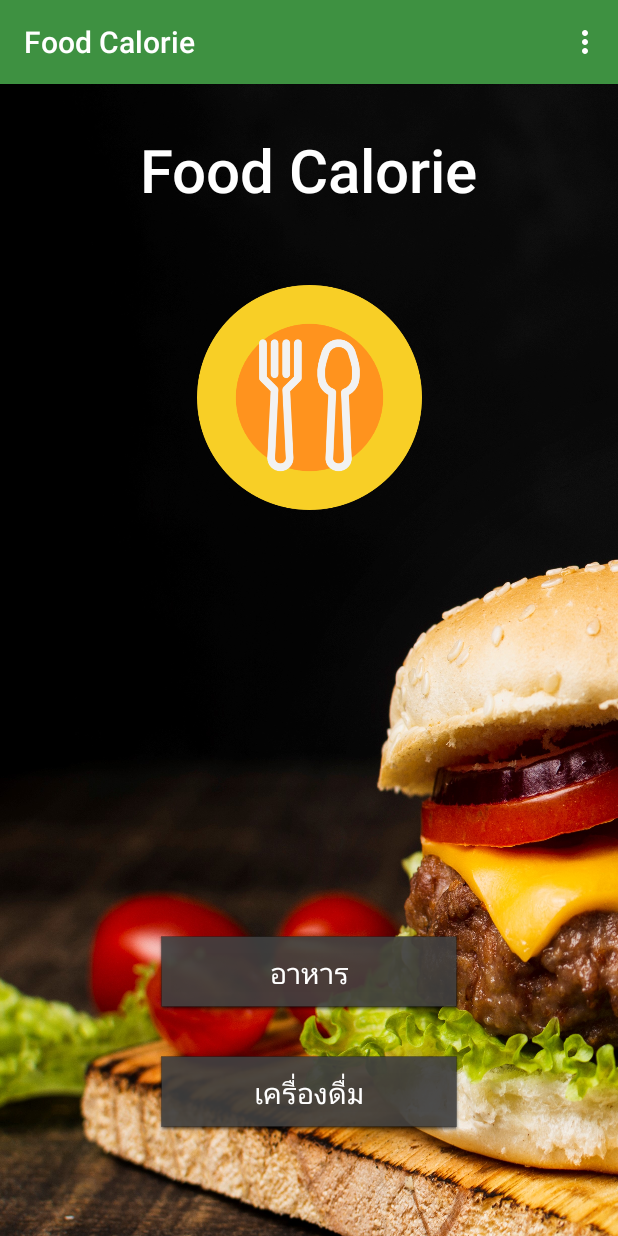
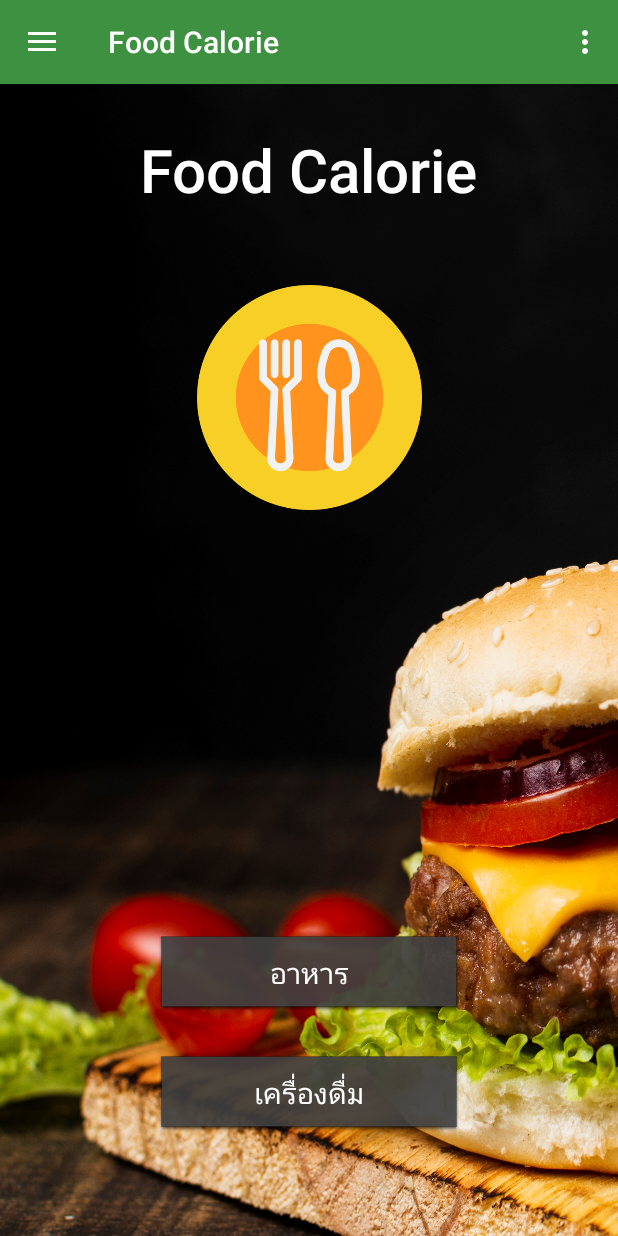
Before and after one commit to maisorawit/FoodCalorie_Kotlin, an Android app: the screen it shows after launch (MainActivity), on a phone screen of 412 x 824 dp. Run offline under Robolectric (Android 15) with nearby library versions, the phone set to English and light mode, and no system bars; our stand-ins replace data binding, navigation-ui.

Commit message:
add menu

```diff
--- a/app/src/main/java/buu/informatics/s59160135/foodcalorie/MainActivity.kt
+++ b/app/src/main/java/buu/informatics/s59160135/foodcalorie/MainActivity.kt
@@ -3,6 +3,7 @@ package buu.informatics.s59160135.foodcalorie
 import androidx.appcompat.app.AppCompatActivity
 import android.os.Bundle
 import androidx.databinding.DataBindingUtil
+import androidx.drawerlayout.widget.DrawerLayout
 import androidx.navigation.findNavController
 import androidx.navigation.ui.NavigationUI
 import buu.informatics.s59160135.foodcalorie.databinding.ActivityMainBinding
@@ -10,17 +11,30 @@ import buu.informatics.s59160135.foodcalorie.databinding.ActivityMainBinding
 class MainActivity : AppCompatActivity() {
 
     private lateinit var binding: ActivityMainBinding
+    private lateinit var drawerLayout: DrawerLayout
+
 
     override fun onCreate(savedInstanceState: Bundle?) {
         super.onCreate(savedInstanceState)
         binding = DataBindingUtil.setContentView(this, R.layout.activity_main)
 
+//        val binding = DataBindingUtil.setContentView<ActivityMainBinding>(this,
+//            R.layout.activity_main)
+
+        drawerLayout = binding.drawerLayout
+
         val navController = this.findNavController(R.id.myNavHostFragment)
-        NavigationUI.setupActionBarWithNavController(this,navController)
+
+//        NavigationUI.setupActionBarWithNavController(this,navController)
+
+        NavigationUI.setupWithNavController(binding.navView, navController)
+        NavigationUI.setupActionBarWithNavController(this, navController, drawerLayout)
+
+
     }
 
     override fun onSupportNavigateUp(): Boolean {
         val navController = this.findNavController(R.id.myNavHostFragment)
-        return navController.navigateUp()
+        return NavigationUI.navigateUp(navController, drawerLayout)
     }
 }
--- a/app/src/main/java/buu/informatics/s59160135/foodcalorie/ResultFragment.kt
+++ b/app/src/main/java/buu/informatics/s59160135/foodcalorie/ResultFragment.kt
@@ -26,8 +26,14 @@ class ResultFragment : Fragment() {
         )
 
         var args = ResultFragmentArgs.fromBundle(arguments!!)
+
         Log.i("check", args.grill)
+
         binding.textMenuu.text = args.grill
+        binding.textMenuu.text = args.boil
+        binding.textMenuu.text = args.simmer
+        binding.textMenuu.text = args.stir
+
 
         return binding.root
     }
--- a/app/src/main/res/layout/activity_main.xml
+++ b/app/src/main/res/layout/activity_main.xml
@@ -3,6 +3,10 @@
 <layout xmlns:android="http://schemas.android.com/apk/res/android"
     xmlns:app="http://schemas.android.com/apk/res-auto"
     xmlns:tools="http://schemas.android.com/tools">
+    <androidx.drawerlayout.widget.DrawerLayout
+        android:id="@+id/drawerLayout"
+        android:layout_width="match_parent"
+        android:layout_height="match_parent">
 
     <LinearLayout
         android:layout_width="match_parent"
@@ -18,4 +22,14 @@
             app:navGraph="@navigation/navigation" />
 
     </LinearLayout>
+
+        <com.google.android.material.navigation.NavigationView
+            android:id="@+id/navView"
+            android:layout_width="wrap_content"
+            android:layout_height="match_parent"
+            android:layout_gravity="start"
+            app:menu="@menu/navdrawer_menu" />
+
+    </androidx.drawerlayout.widget.DrawerLayout>
+
 </layout>
--- /dev/null
+++ b/app/src/main/res/menu/navdrawer_menu.xml
@@ -0,0 +1,7 @@
+<?xml version="1.0" encoding="utf-8"?>
+<menu xmlns:android="http://schemas.android.com/apk/res/android">
+
+    <item
+        android:id="@+id/aboutFragment"
+        android:title="@string/about" />
+</menu>
--- a/app/src/main/res/navigation/navigation.xml
+++ b/app/src/main/res/navigation/navigation.xml
@@ -45,6 +45,15 @@
         <argument
             android:name="grill"
             app:argType="string" />
+        <argument
+            android:name="boil"
+            app:argType="string" />
+        <argument
+            android:name="simmer"
+            app:argType="string" />
+        <argument
+            android:name="stir"
+            app:argType="string" />
     </fragment>
     <fragment
         android:id="@+id/aboutFragment"
```
Also changed, not shown: app/src/main/java/buu/informatics/s59160135/foodcalorie/FoodMenuFragment.kt (+20 -12 lines), app/src/main/java/buu/informatics/s59160135/foodcalorie/Screens/DrinkMenu/DrinkMenuFragment.kt (+39 -3 lines).
